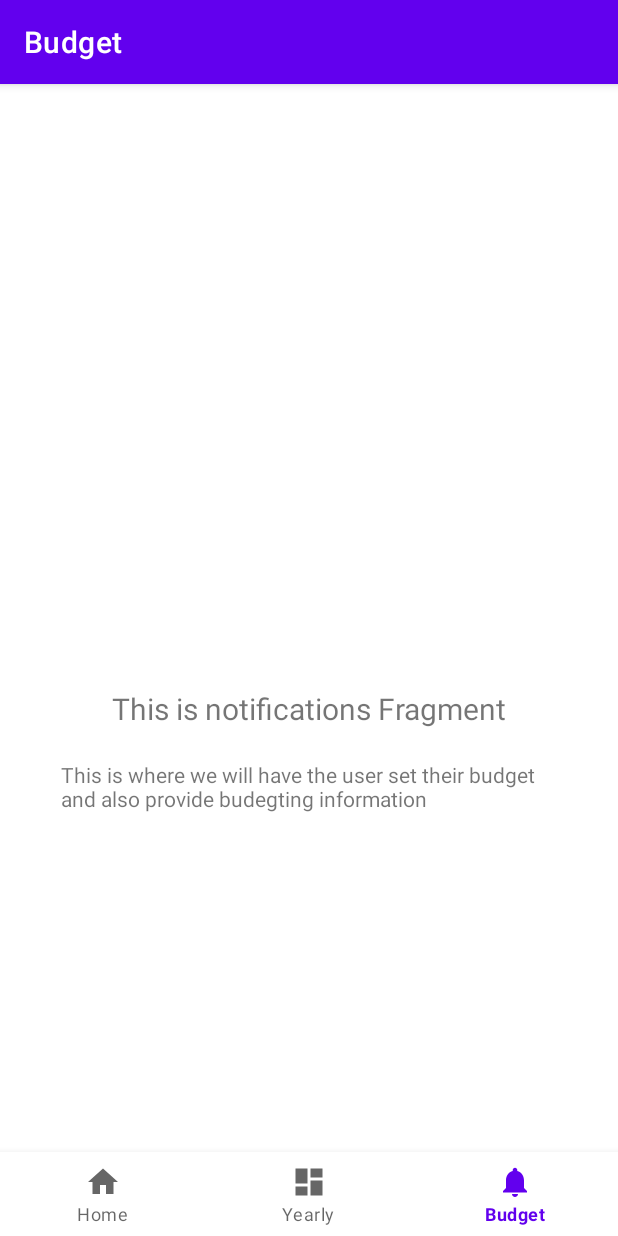
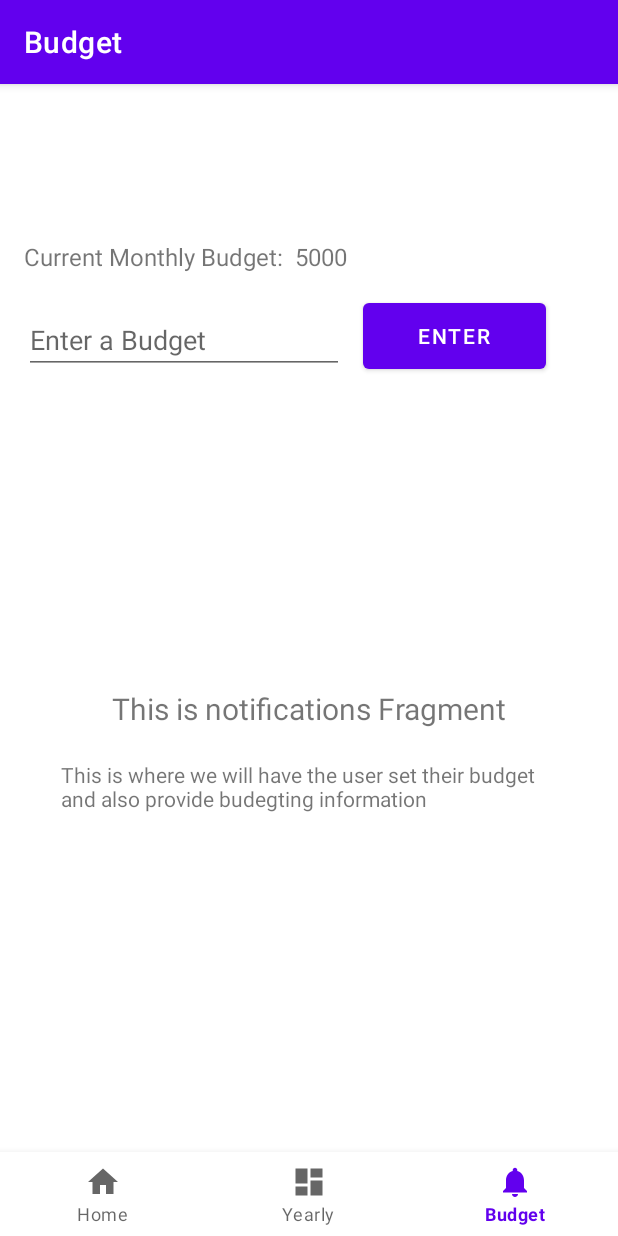
Before and after one commit to mirandae776/budget, an Android app: the NotificationsFragment screen opened through its navigation route, on a phone screen of 412 x 824 dp. Run offline under Robolectric (Android 15) with nearby library versions, the phone set to English and light mode, and no system bars; our stand-ins replace navigation-ui.

Commit message:
added a budget button

```diff
--- a/app/src/main/java/edu/msoe/budget_app/ui/notifications/NotificationsFragment.kt
+++ b/app/src/main/java/edu/msoe/budget_app/ui/notifications/NotificationsFragment.kt
@@ -4,9 +4,12 @@ import android.os.Bundle
 import android.view.LayoutInflater
 import android.view.View
 import android.view.ViewGroup
+import android.widget.Button
+import android.widget.EditText
 import android.widget.TextView
 import androidx.fragment.app.Fragment
 import androidx.lifecycle.ViewModelProvider
+import edu.msoe.budget_app.R
 import edu.msoe.budget_app.databinding.FragmentNotificationsBinding
 
 class NotificationsFragment : Fragment() {
@@ -27,6 +30,17 @@ class NotificationsFragment : Fragment() {
 
         _binding = FragmentNotificationsBinding.inflate(inflater, container, false)
         val root: View = binding.root
+        val changeButton = root.findViewById<Button>(R.id.changeBudgetButton)
+        val budgetText = root.findViewById<TextView>(R.id.budgetTextView)
+        val changeBudgetEditText = root.findViewById<EditText>(R.id.changeBudgetText)
+
+
+        changeButton.setOnClickListener{
+            budgetText.text = changeBudgetEditText.text
+
+        }
+
+
 
         val textView: TextView = binding.textNotifications
         notificationsViewModel.text.observe(viewLifecycleOwner) {
--- a/app/src/main/res/layout/fragment_notifications.xml
+++ b/app/src/main/res/layout/fragment_notifications.xml
@@ -29,4 +29,50 @@
         android:text="This is where we will have the user set their budget and also provide budegting information"
         app:layout_constraintBottom_toBottomOf="parent"
         app:layout_constraintEnd_toEndOf="parent" />
+
+    <EditText
+        android:id="@+id/changeBudgetText"
+        android:layout_width="wrap_content"
+        android:layout_height="wrap_content"
+        android:layout_marginStart="16dp"
+        android:layout_marginTop="92dp"
+        android:ems="10"
+        android:hint="Enter a Budget"
+        android:inputType="number"
+        app:layout_constraintStart_toStartOf="parent"
+        app:layout_constraintTop_toTopOf="parent" />
+
+    <Button
+        android:id="@+id/changeBudgetButton"
+        android:layout_width="122dp"
+        android:layout_height="56dp"
+        android:layout_marginTop="84dp"
+        android:layout_marginEnd="48dp"
+        android:text="Enter"
+        app:layout_constraintEnd_toEndOf="parent"
+        app:layout_constraintTop_toTopOf="parent" />
+
+    <TextView
+        android:id="@+id/textView4"
+        android:layout_width="261dp"
+        android:layout_height="38dp"
+        android:layout_marginStart="16dp"
+        android:layout_marginTop="48dp"
+        android:text="Current Monthly Budget:"
+        android:textSize="16sp"
+        app:layout_constraintStart_toStartOf="parent"
+        app:layout_constraintTop_toTopOf="parent" />
+
+    <TextView
+        android:id="@+id/budgetTextView"
+        android:layout_width="132dp"
+        android:layout_height="25dp"
+        android:layout_marginTop="48dp"
+        android:layout_marginEnd="132dp"
+        android:text="5000"
+        android:textAlignment="center"
+        android:textSize="16sp"
+        app:layout_constraintEnd_toEndOf="parent"
+        app:layout_constraintTop_toTopOf="parent" />
+
 </androidx.constraintlayout.widget.ConstraintLayout>
```
